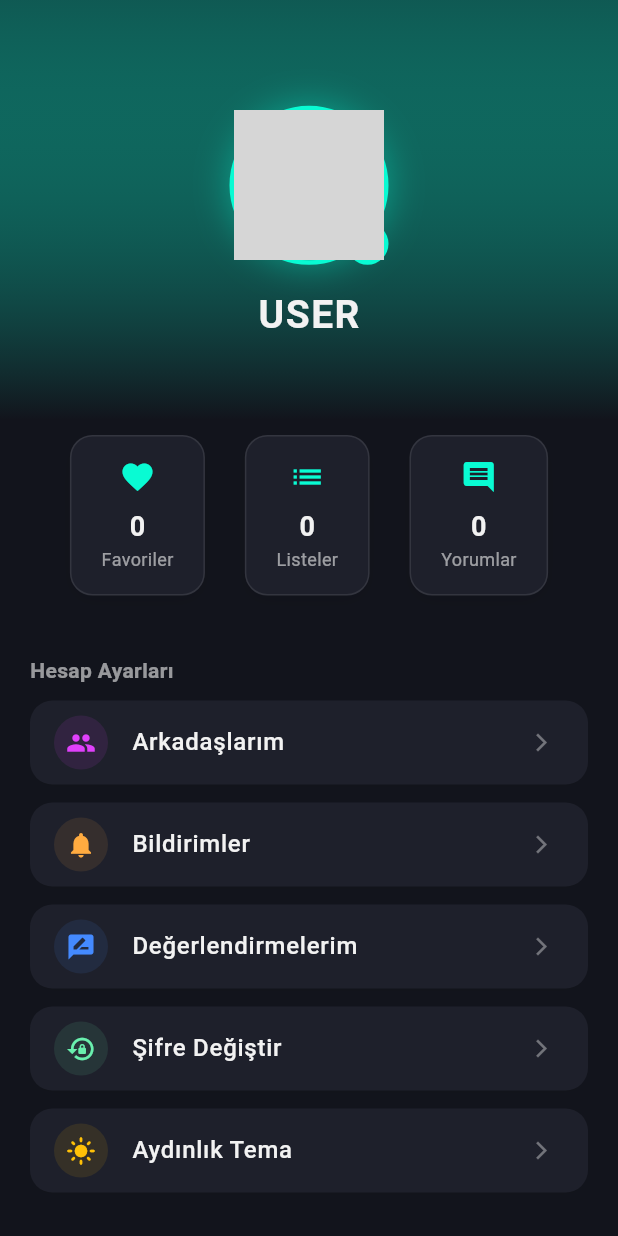
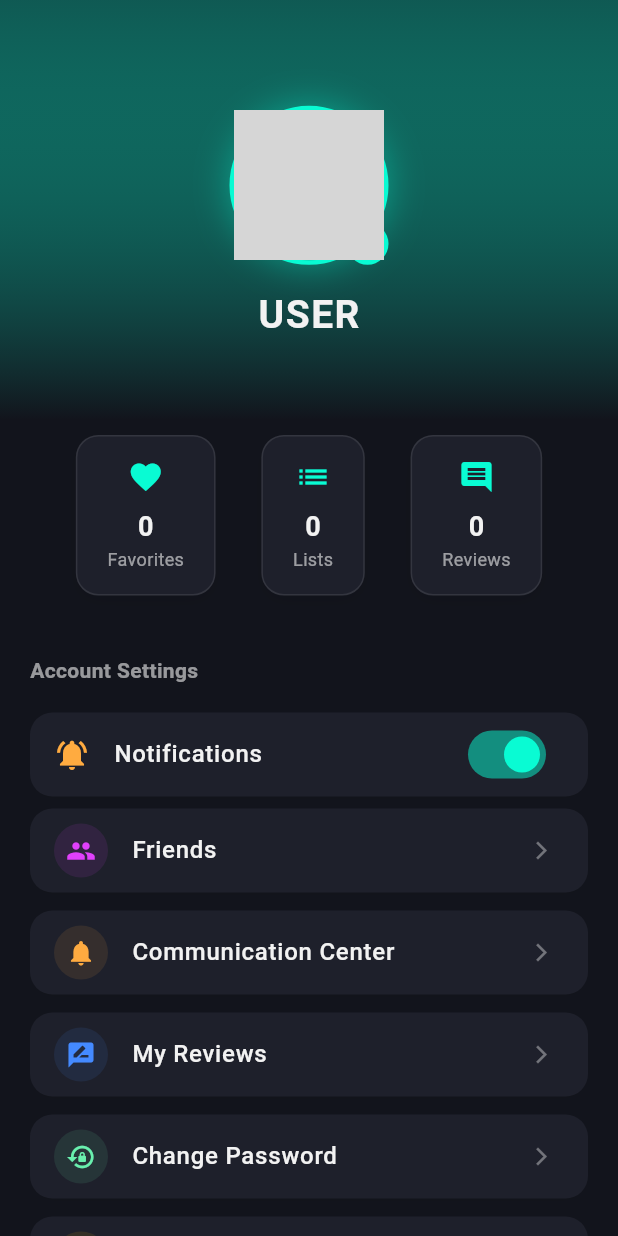
Before and after one commit to Fulya457/MyMovieList, a Flutter app: the ProfileView screen opened by its route, on a phone screen of 412 x 824 dp. Run offline on Flutter 3.47's test engine with Material 3 defaults, Android fonts, the phone set to English and light mode, and no system bars; our stand-ins replace cached_network_image, carousel_slider, cloud_firestore, firebase_auth, firebase_core, go_router and 1 more; accounts and stored records are empty; network calls fail; grey boxes are pictures that could not be loaded.

Commit message:
Message notifications do  not appear when we are messaging , also we can shut down notifications

```diff
--- a/lib/views/profile_view/profile_view.dart
+++ b/lib/views/profile_view/profile_view.dart
@@ -12,7 +12,7 @@ class ProfileView extends StatelessWidget {
   const ProfileView({super.key});
 
   String _getMemberName() {
-    final email = FirebaseAuth.instance.currentUser?.email ?? 'Kullanıcı';
+    final email = FirebaseAuth.instance.currentUser?.email ?? 'User';
     if (email.contains('@')) {
       return email.substring(0, email.indexOf('@')).toUpperCase();
     }
@@ -33,9 +33,9 @@ class ProfileView extends StatelessWidget {
           child: Column(
             children: [
               Text(
-                "Profil Avatarını Seç",
+                "Choose Profile Avatar",
                 style: TextStyle(
-                  color: AppTheme.textColor, // DÜZELTİLDİ
+                  color: AppTheme.textColor,
                   fontSize: 18,
                   fontWeight: FontWeight.bold,
                 ),
@@ -56,7 +56,7 @@ class ProfileView extends StatelessWidget {
                         Navigator.pop(ctx);
                         ScaffoldMessenger.of(context).showSnackBar(
                           const SnackBar(
-                            content: Text("Profil fotoğrafı güncellendi!"),
+                            content: Text("Profile avatar updated!"),
                           ),
                         );
                       },
@@ -86,29 +86,29 @@ class ProfileView extends StatelessWidget {
       builder: (ctx) => AlertDialog(
         backgroundColor: AppTheme.surfaceDark,
         title: Text(
-          "Şifre Değiştir",
+          "Change Password",
           style: TextStyle(color: AppTheme.textColor),
-        ), // DÜZELTİLDİ
+        ),
         content: Column(
           mainAxisSize: MainAxisSize.min,
           children: [
             Text(
-              "Güvenliğiniz için önce mevcut şifrenizi girin.",
+              "Please enter your current password first.",
               style: TextStyle(
                 color: AppTheme.textColor.withValues(alpha: 0.7),
                 fontSize: 12,
-              ), // DÜZELTİLDİ
+              ),
             ),
             const SizedBox(height: 15),
             TextField(
               controller: currentPassController,
               obscureText: true,
-              style: TextStyle(color: AppTheme.textColor), // DÜZELTİLDİ
+              style: TextStyle(color: AppTheme.textColor),
               decoration: InputDecoration(
-                hintText: "Mevcut Şifre",
+                hintText: "Current Password",
                 hintStyle: TextStyle(
                   color: AppTheme.textColor.withValues(alpha: 0.5),
-                ), // DÜZELTİLDİ
+                ),
                 prefixIcon: const Icon(Icons.lock_outline, color: Colors.grey),
                 filled: true,
                 fillColor: MovieManager.instance.isDarkMode
@@ -124,12 +124,12 @@ class ProfileView extends StatelessWidget {
             TextField(
               controller: newPassController,
               obscureText: true,
-              style: TextStyle(color: AppTheme.textColor), // DÜZELTİLDİ
+              style: TextStyle(color: AppTheme.textColor),
               decoration: InputDecoration(
-                hintText: "Yeni Şifre",
+                hintText: "New Password",
                 hintStyle: TextStyle(
                   color: AppTheme.textColor.withValues(alpha: 0.5),
-                ), // DÜZELTİLDİ
+                ),
                 prefixIcon: Icon(Icons.vpn_key, color: AppTheme.primaryBlue),
                 filled: true,
                 fillColor: MovieManager.instance.isDarkMode
@@ -146,7 +146,7 @@ class ProfileView extends StatelessWidget {
         actions: [
           TextButton(
             onPressed: () => Navigator.pop(ctx),
-            child: const Text("İptal"),
+            child: const Text("Cancel"),
           ),
           ElevatedButton(
             style: ElevatedButton.styleFrom(
@@ -165,7 +165,7 @@ class ProfileView extends StatelessWidget {
                   Navigator.pop(ctx);
                   ScaffoldMessenger.of(context).showSnackBar(
                     const SnackBar(
-                      content: Text("Şifre başarıyla değiştirildi."),
+                      content: Text("Password changed successfully."),
                       backgroundColor: Colors.green,
                     ),
                   );
@@ -181,7 +181,7 @@ class ProfileView extends StatelessWidget {
                 }
               }
             },
-            child: const Text("Kaydet", style: TextStyle(color: Colors.white)),
+            child: const Text("Save", style: TextStyle(color: Colors.white)),
           ),
         ],
       ),
@@ -216,7 +216,7 @@ class ProfileView extends StatelessWidget {
                         colors: [
                           AppTheme.primaryBlue.withValues(
                             alpha: isDark ? 0.3 : 0.1,
-                          ), // Aydınlıkta hafif
+                          ),
                           AppTheme.backgroundBlack,
                         ],
                       ),
@@ -279,7 +279,7 @@ class ProfileView extends StatelessWidget {
                         Text(
                           userName,
                           style: TextStyle(
-                            color: AppTheme.textColor, // DÜZELTİLDİ: İsim rengi
+                            color: AppTheme.textColor,
                             fontSize: 26,
                             fontWeight: FontWeight.bold,
                             letterSpacing: 1,
@@ -290,7 +290,7 @@ class ProfileView extends StatelessWidget {
                           style: TextStyle(
                             color: AppTheme.textColor.withValues(alpha: 0.7),
                             fontSize: 14,
-                          ), // DÜZELTİLDİ: Email rengi
+                          ),
                         ),
                       ],
                     ),
@@ -310,7 +310,7 @@ class ProfileView extends StatelessWidget {
                     children: [
                       _buildStatCard(
                         context: context,
-                        label: "Favoriler",
+                        label: "Favorites",
                         count: favCount.toString(),
                         icon: Icons.favorite,
                         onTap: () => context.go(AppRouters.favorites),
@@ -323,7 +323,7 @@ class ProfileView extends StatelessWidget {
                               : 0;
                           return _buildStatCard(
                             context: context,
-                            label: "Listeler",
+                            label: "Lists",
                             count: count.toString(),
                             icon: Icons.list,
                             onTap: () => context.push(AppRouters.userLists),
@@ -345,7 +345,7 @@ class ProfileView extends StatelessWidget {
                               : 0;
                           return _buildStatCard(
                             context: context,
-                            label: "Yorumlar",
+                            label: "Reviews",
                             count: count.toString(),
                             icon: Icons.comment,
                             onTap: () => context.push(AppRouters.userReviews),
@@ -363,12 +363,12 @@ class ProfileView extends StatelessWidget {
                   child: Padding(
                     padding: const EdgeInsets.fromLTRB(20, 20, 20, 10),
                     child: Text(
-                      "Son Favorilerim",
+                      "Latest Favorites",
                       style: TextStyle(
                         color: AppTheme.textColor,
                         fontSize: 18,
                         fontWeight: FontWeight.bold,
-                      ), // DÜZELTİLDİ
+                      ),
                     ),
                   ),
                 ),
@@ -413,7 +413,7 @@ class ProfileView extends StatelessWidget {
                                       alpha: 0.8,
                                     ),
                                     fontSize: 12,
-                                  ), // DÜZELTİLDİ
+                                  ),
                                 ),
                               ],
                             ),
@@ -432,34 +432,74 @@ class ProfileView extends StatelessWidget {
                   delegate: SliverChildListDelegate([
                     const SizedBox(height: 10),
                     Text(
-                      "Hesap Ayarları",
+                      "Account Settings",
                       style: TextStyle(
                         color: AppTheme.textColor.withValues(alpha: 0.6),
                         fontWeight: FontWeight.bold,
                       ),
-                    ), // DÜZELTİLDİ
+                    ),
                     const SizedBox(height: 10),
+
+                    // Bildirim Ayarı
+                    Container(
+                      margin: const EdgeInsets.symmetric(vertical: 8),
+                      decoration: BoxDecoration(
+                        color: AppTheme.surfaceDark,
+                        borderRadius: BorderRadius.circular(15),
+                        boxShadow: [
+                          BoxShadow(
+                            color: Colors.black.withValues(alpha: 0.03),
+                            blurRadius: 5,
+                            offset: const Offset(0, 2),
+                          ),
+                        ],
+                      ),
+                      child: SwitchListTile(
+                        title: Text(
+                          "Notifications",
+                          style: TextStyle(
+                            color: AppTheme.textColor,
+                            fontWeight: FontWeight.w500,
+                          ),
+                        ),
+                        secondary: Icon(
+                          MovieManager.instance.areNotificationsEnabled
+                              ? Icons.notifications_active
+                              : Icons.notifications_off,
+                          color: Colors.orangeAccent,
+                        ),
+                        value: MovieManager.instance.areNotificationsEnabled,
+                        activeColor: AppTheme.primaryBlue,
+                        shape: RoundedRectangleBorder(
+                          borderRadius: BorderRadius.circular(15),
+                        ),
+                        onChanged: (val) {
+                          MovieManager.instance.toggleNotifications(val);
+                        },
+                      ),
+                    ),
+
                     _buildMenuItem(
                       icon: Icons.people,
-                      text: "Arkadaşlarım",
+                      text: "Friends",
                       color: Colors.purpleAccent,
                       onTap: () => context.push(AppRouters.friends),
                     ),
                     _buildMenuItem(
                       icon: Icons.notifications,
-                      text: "Bildirimler",
+                      text: "Communication Center",
                       color: Colors.orangeAccent,
                       onTap: () => context.push(AppRouters.notifications),
                     ),
                     _buildMenuItem(
                       icon: Icons.rate_review,
-                      text: "Değerlendirmelerim",
+                      text: "My Reviews",
                       color: Colors.blueAccent,
                       onTap: () => context.push(AppRouters.userReviews),
                     ),
                     _buildMenuItem(
                       icon: Icons.lock_reset,
-                      text: "Şifre Değiştir",
+                      text: "Change Password",
                       color: Colors.greenAccent,
                       onTap: () => _showChangePasswordDialog(context),
                     ),
@@ -467,7 +507,7 @@ class ProfileView extends StatelessWidget {
                     // --- TEMA DEĞİŞTİR BUTONU ---
                     _buildMenuItem(
                       icon: isDark ? Icons.light_mode : Icons.dark_mode,
-                      text: isDark ? "Aydınlık Tema" : "Karanlık Tema",
+                      text: isDark ? "Light Mode" : "Dark Mode",
                       color: isDark ? Colors.amber : Colors.indigo,
                       onTap: () {
                         MovieManager.instance.toggleTheme();
@@ -475,8 +515,8 @@ class ProfileView extends StatelessWidget {
                           SnackBar(
                             content: Text(
                               isDark
-                                  ? "Aydınlık moda geçildi!"
-                                  : "Karanlık moda geçildi!",
+                                  ? "Switched to Light Mode!"
+                                  : "Switched to Dark Mode!",
                             ),
                             duration: const Duration(milliseconds: 800),
                           ),
@@ -496,7 +536,7 @@ class ProfileView extends StatelessWidget {
                       ),
                       icon: const Icon(Icons.logout, color: Colors.white),
                       label: const Text(
-                        "Çıkış Yap",
+                        "Logout",
                         style: TextStyle(
                           color: Colors.white,
                           fontSize: 16,
@@ -533,9 +573,7 @@ class ProfileView extends StatelessWidget {
         decoration: BoxDecoration(
           color: AppTheme.surfaceDark,
           borderRadius: BorderRadius.circular(15),
-          border: Border.all(
-            color: AppTheme.textColor.withValues(alpha: 0.1),
-          ), // DÜZELTİLDİ: Kenarlık rengi
+          border: Border.all(color: AppTheme.textColor.withValues(alpha: 0.1)),
           boxShadow: [
             BoxShadow(
               color: Colors.black.withValues(alpha: 0.05),
@@ -554,14 +592,14 @@ class ProfileView extends StatelessWidget {
                 color: AppTheme.textColor,
                 fontSize: 18,
                 fontWeight: FontWeight.bold,
-              ), // DÜZELTİLDİ
+              ),
             ),
             Text(
               label,
               style: TextStyle(
                 color: AppTheme.textColor.withValues(alpha: 0.6),
                 fontSize: 12,
-              ), // DÜZELTİLDİ
+              ),
             ),
           ],
         ),
@@ -603,12 +641,12 @@ class ProfileView extends StatelessWidget {
             color: AppTheme.textColor,
             fontWeight: FontWeight.w500,
           ),
-        ), // DÜZELTİLDİ
+        ),
         trailing: Icon(
           Icons.arrow_forward_ios,
           size: 14,
           color: AppTheme.textColor.withValues(alpha: 0.4),
-        ), // DÜZELTİLDİ
+        ),
         onTap: onTap,
         shape: RoundedRectangleBorder(borderRadius: BorderRadius.circular(15)),
       ),
```
Also changed, not shown: lib/data/movie_manager.dart (+23 -1 lines), lib/views/app_view.dart (+35 -25 lines), lib/views/profile_view/chat_view.dart (+27 -27 lines).
